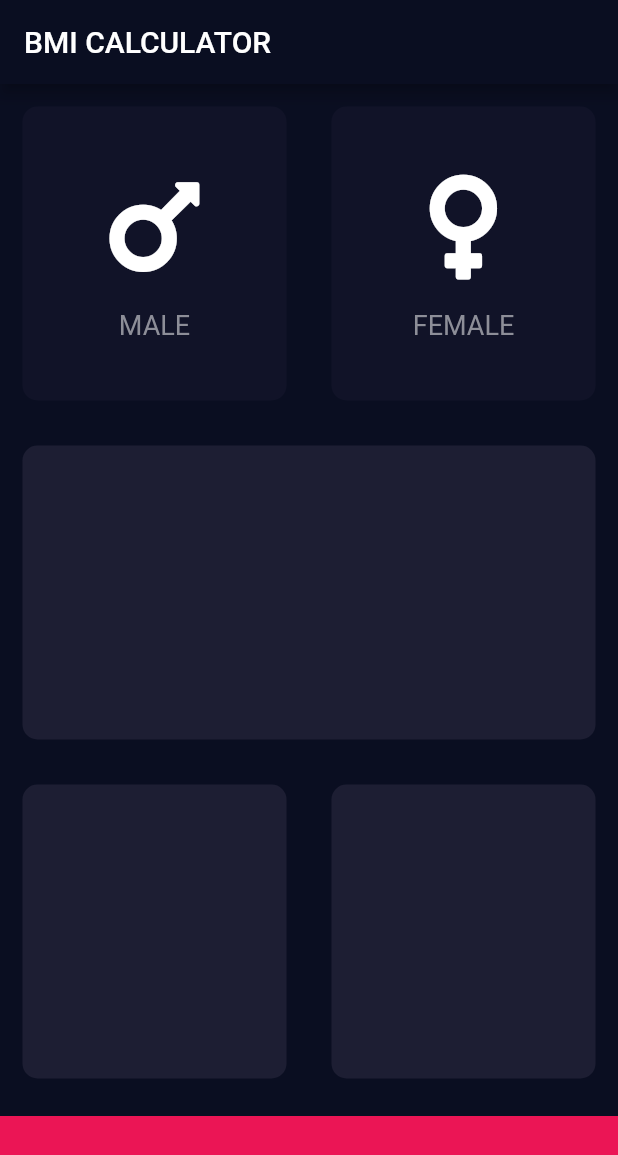
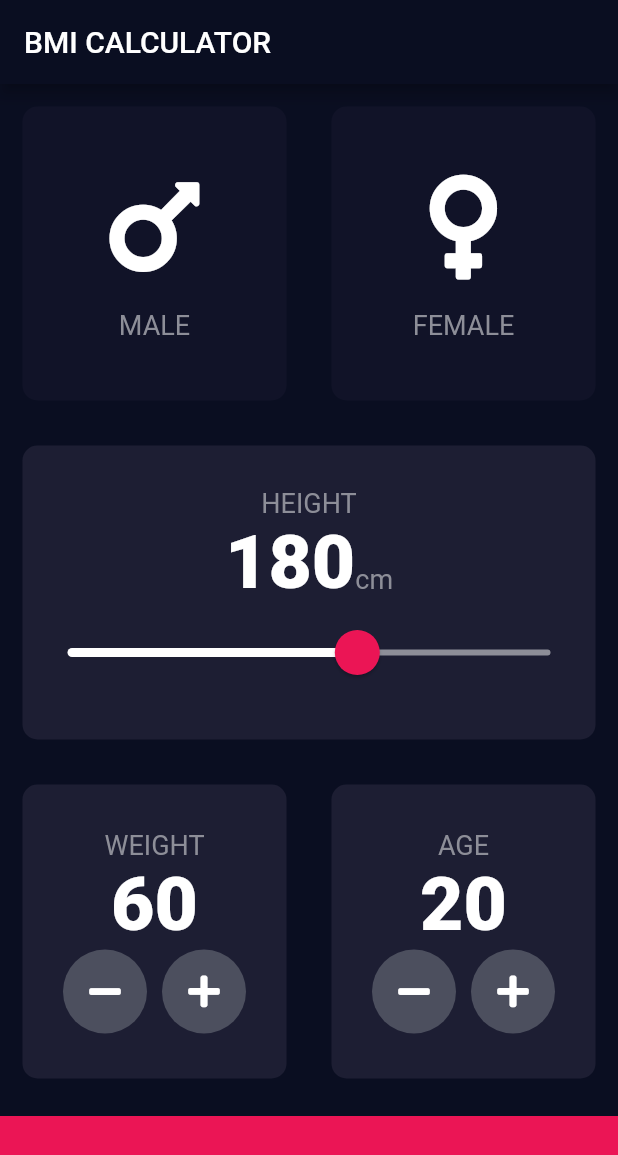
Before and after one commit to daryllman/BMI-Calculator, a Flutter app: the screen it shows after launch, on a phone screen of 412 x 824 dp. Shown: the top 1155 px of the screen. Run offline on Flutter 3.47's test engine with Material 2 defaults, Android fonts, the phone set to English and light mode, and no system bars; our stand-ins replace font_awesome_flutter.

Commit message:
complete main screen

```diff
--- /dev/null
+++ b/lib/constants.dart
@@ -0,0 +1,18 @@
+import 'package:flutter/material.dart';
+
+
+const Color kActiveCardColour = Color(0xFF1D1E33);
+const Color kInactiveCardColour = Color(0xFF111328);
+const Color kBottomContainerColour = Color(0xFFEB1555);
+const kBottomContainerHeight = 80.0;
+
+
+const TextStyle kLabelTextStyle = TextStyle(
+  fontSize: 18.0,
+  color: Color(0xFF8D8E98),
+);
+
+const kNumberTextStyle = TextStyle(
+  fontSize: 50.0,
+  fontWeight: FontWeight.w900,
+);
--- a/lib/icon_content.dart
+++ b/lib/icon_content.dart
@@ -1,6 +1,6 @@
 import 'package:flutter/material.dart';
+import 'constants.dart';
 
-const TextStyle labelTextStyle = TextStyle(fontSize: 18.0, color: Color(0xFF8D8E98));
 
 class IconContent extends StatelessWidget {
   IconContent({this.icon, this.label});
@@ -18,7 +18,7 @@
           size: 80.0,
         ),
         SizedBox(height: 15.0),
-        Text(label, style: labelTextStyle),
+        Text(label, style: kLabelTextStyle),
       ],
     );
   }
--- a/lib/input_page.dart
+++ b/lib/input_page.dart
@@ -2,10 +2,7 @@
 import 'package:font_awesome_flutter/font_awesome_flutter.dart';
 import 'package:bmi_calculator/reusable_card.dart';
 import 'package:bmi_calculator/icon_content.dart';
-
-const Color activeCardColour = Color(0xFF1D1E33);
-const Color inactiveCardColour = Color(0xFF111328);
-const Color bottomContainerColour = Color(0xFFEB1555);
+import 'constants.dart';
 
 enum Gender {
   male,
@@ -18,8 +15,10 @@
 }
 
 class _InputPageState extends State<InputPage> {
-
   Gender selectedGender;
+  int height = 180;
+  int weight = 60;
+  int age = 20;
 
   @override
   Widget build(BuildContext context) {
@@ -28,18 +27,21 @@
         title: Text('BMI CALCULATOR'),
       ),
       body: Column(
+        crossAxisAlignment: CrossAxisAlignment.stretch,
         children: <Widget>[
           Expanded(
             child: Row(
               children: <Widget>[
                 Expanded(
                   child: ReusableCard(
-                    onPress: (){
+                    onPress: () {
                       setState(() {
                         selectedGender = Gender.male;
                       });
                     },
-                    colour: selectedGender == Gender.male? activeCardColour : inactiveCardColour,
+                    colour: selectedGender == Gender.male
+                        ? kActiveCardColour
+                        : kInactiveCardColour,
                     cardChild: IconContent(
                       icon: FontAwesomeIcons.mars,
                       label: 'MALE',
@@ -48,12 +50,14 @@
                 ),
                 Expanded(
                   child: ReusableCard(
-                    onPress: (){
+                    onPress: () {
                       setState(() {
                         selectedGender = Gender.female;
                       });
                     },
-                    colour: selectedGender == Gender.female? activeCardColour : inactiveCardColour,
+                    colour: selectedGender == Gender.female
+                        ? kActiveCardColour
+                        : kInactiveCardColour,
                     cardChild: IconContent(
                       icon: FontAwesomeIcons.venus,
                       label: 'FEMALE',
@@ -64,28 +68,174 @@
             ),
           ),
           Expanded(
-            child: ReusableCard(colour: activeCardColour),
+            child: ReusableCard(
+              colour: kActiveCardColour,
+              cardChild: Column(
+                mainAxisAlignment: MainAxisAlignment.center,
+                children: <Widget>[
+                  Text(
+                    'HEIGHT',
+                    style: kLabelTextStyle,
+                  ),
+                  Row(
+                    mainAxisAlignment: MainAxisAlignment.center,
+                    crossAxisAlignment: CrossAxisAlignment.baseline,
+                    textBaseline: TextBaseline.alphabetic,
+                    children: <Widget>[
+                      Text(
+                        height.toString(),
+                        style: kNumberTextStyle,
+                      ),
+                      Text(
+                        'cm',
+                        style: kLabelTextStyle,
+                      ),
+                    ],
+                  ),
+                  SliderTheme(
+                    data: SliderTheme.of(context).copyWith(
+                      activeTrackColor: Colors.white,
+                      inactiveTrackColor: Color(0xFF8D8E98),
+                      overlayColor: Color(0x29EB1555),
+                      thumbColor: Color(0xFFEB1555),
+                      thumbShape:
+                          RoundSliderThumbShape(enabledThumbRadius: 15.0),
+                      overlayShape:
+                          RoundSliderOverlayShape(overlayRadius: 30.0),
+                    ),
+                    child: Slider(
+                      value: height.toDouble(),
+                      min: 120.0,
+                      max: 220.0,
+                      onChanged: (double newValue) {
+                        setState(() {
+                          height = newValue.round();
+                        });
+                      },
+                    ),
+                  ),
+                ],
+              ),
+            ),
           ),
           Expanded(
             child: Row(
               children: <Widget>[
                 Expanded(
-                  child: ReusableCard(colour: activeCardColour),
+                  child: ReusableCard(
+                    colour: kActiveCardColour,
+                    cardChild: Column(
+                      mainAxisAlignment: MainAxisAlignment.center,
+                      children: <Widget>[
+                        Text(
+                          'WEIGHT',
+                          style: kLabelTextStyle,
+                        ),
+                        Text(
+                          weight.toString(),
+                          style: kNumberTextStyle,
+                        ),
+                        Row(
+                          mainAxisAlignment: MainAxisAlignment.center,
+                          children: <Widget>[
+                            RoundIconButton(
+                              icon: FontAwesomeIcons.minus,
+                              onPressed: () {
+                                setState(() {
+                                  weight--;
+                                });
+                              },
+                            ),
+                            SizedBox(
+                              width: 10.0,
+                            ),
+                            RoundIconButton(
+                              icon: FontAwesomeIcons.plus,
+                              onPressed: () {
+                                setState(() {
+                                  weight++;
+                                });
+                              },
+                            ),
+                          ],
+                        ),
+                      ],
+                    ),
+                  ),
                 ),
                 Expanded(
-                  child: ReusableCard(colour: activeCardColour),
+                  child: ReusableCard(
+                    colour: kActiveCardColour,
+                    cardChild: Column(
+                      mainAxisAlignment: MainAxisAlignment.center,
+                      children: <Widget>[
+                        Text(
+                          'AGE',
+                          style: kLabelTextStyle,
+                        ),
+                        Text(
+                          age.toString(),
+                          style: kNumberTextStyle,
+                        ),
+                        Row(
+                          mainAxisAlignment: MainAxisAlignment.center,
+                          children: <Widget>[
+                            RoundIconButton(
+                              icon: FontAwesomeIcons.minus,
+                              onPressed: () {
+                                setState(() {
+                                  age--;
+                                });
+                              },
+                            ),
+                            SizedBox(width: 10.0,),
+                            RoundIconButton(
+                              icon: FontAwesomeIcons.plus,
+                              onPressed: () {
+                                setState(() {
+                                  age++;
+                                });
+                              },
+                            ),
+                          ],
+                        ),
+                      ],
+                    ),
+                  ),
                 )
               ],
             ),
           ),
           Container(
-            color: bottomContainerColour,
+            color: kBottomContainerColour,
             margin: EdgeInsets.only(top: 10.0),
             width: double.infinity,
-            height: 80.0,
+            height: kBottomContainerHeight,
           ),
         ],
       ),
     );
   }
 }
+
+class RoundIconButton extends StatelessWidget {
+  RoundIconButton({@required this.icon, @required this.onPressed});
+
+  final IconData icon;
+  final Function onPressed;
+
+  @override
+  Widget build(BuildContext context) {
+    return RawMaterialButton(
+      child: Icon(icon),
+      onPressed: onPressed,
+      shape: CircleBorder(),
+      fillColor: Color(0xFF4C4F5E),
+      constraints: BoxConstraints.tightFor(
+        width: 56.0,
+        height: 56.0,
+      ),
+      elevation: 0.0,
+    );
+  }
+}
```
